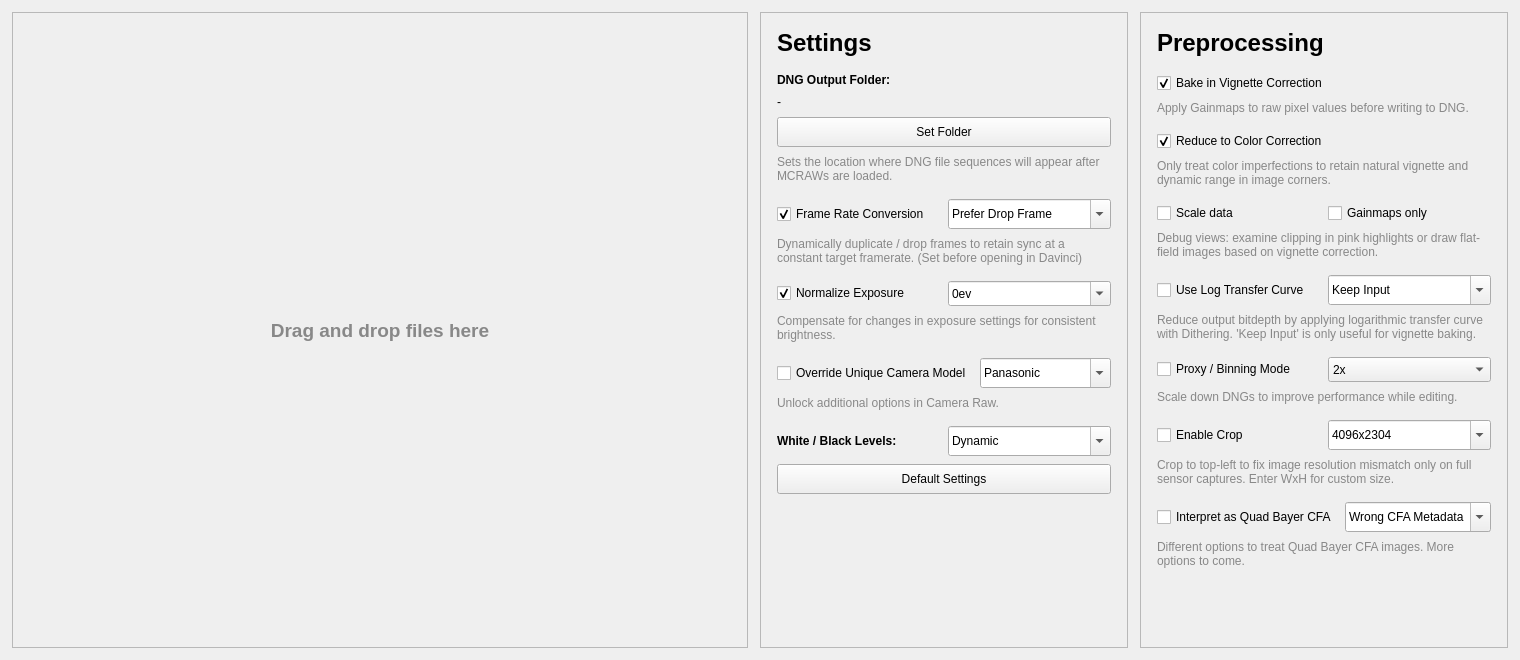
LeonardSander/motioncam-fs, file ui/mainwindow.ui: the form before one commit.
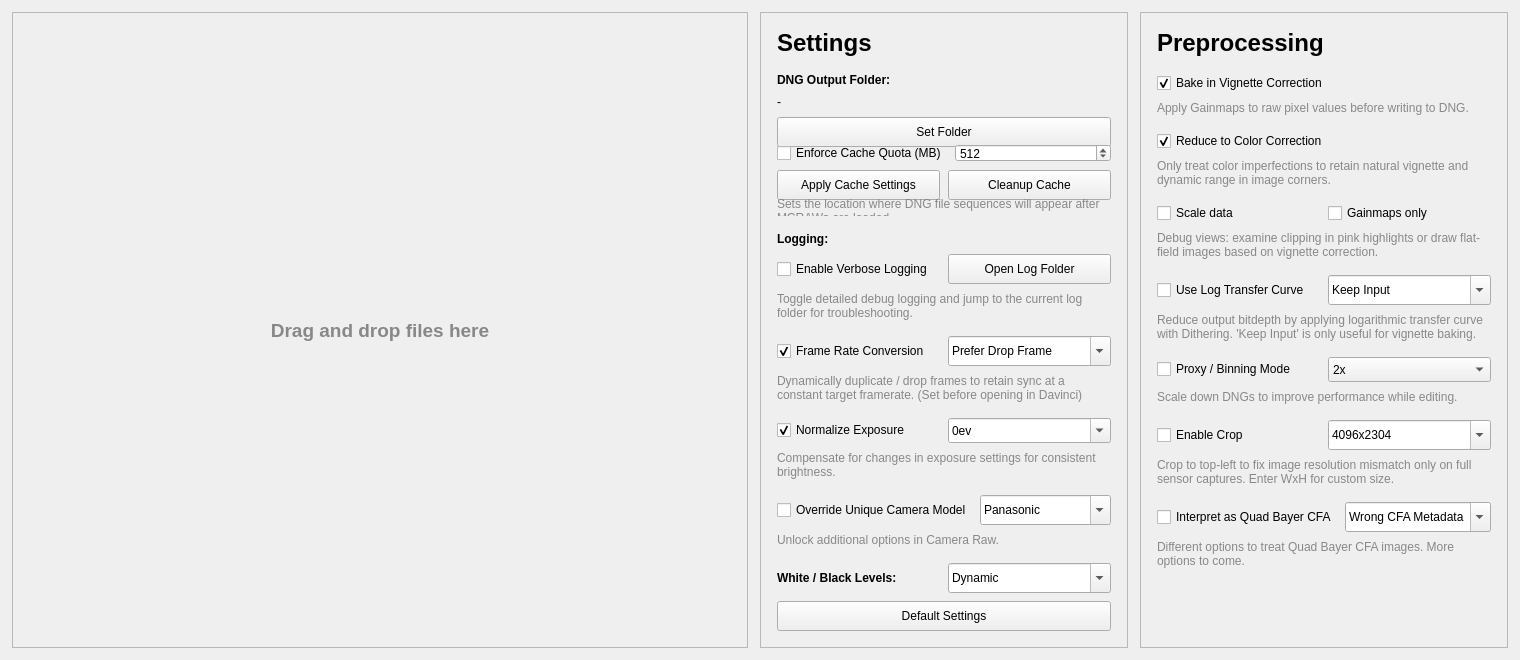
The form after the commit.

Commit message: Add cache quota controls and logging toggles

What changed in the file:
```diff
--- a/ui/mainwindow.ui
+++ b/ui/mainwindow.ui
@@ -191,12 +191,114 @@
            <property name="text">
             <string>Set Folder</string>
            </property>
+         </widget>
+        </item>
+        <item>
+         <layout class="QHBoxLayout" name="cachePolicyLayout">
+          <item>
+           <widget class="QCheckBox" name="cacheQuotaCheckBox">
+            <property name="text">
+             <string>Enforce Cache Quota (MB)</string>
+            </property>
+           </widget>
+          </item>
+          <item>
+           <widget class="QSpinBox" name="cacheQuotaSpin">
+            <property name="minimum">
+             <number>0</number>
+            </property>
+            <property name="maximum">
+             <number>16384</number>
+            </property>
+            <property name="value">
+             <number>512</number>
+            </property>
+           </widget>
+          </item>
+         </layout>
+        </item>
+        <item>
+         <layout class="QHBoxLayout" name="cacheButtonsLayout">
+          <item>
+           <widget class="QPushButton" name="applyCacheBtn">
+            <property name="minimumSize">
+             <size>
+              <width>0</width>
+              <height>30</height>
+             </size>
+            </property>
+            <property name="text">
+             <string>Apply Cache Settings</string>
+            </property>
+           </widget>
+          </item>
+          <item>
+           <widget class="QPushButton" name="cleanupCacheBtn">
+            <property name="minimumSize">
+             <size>
+              <width>0</width>
+              <height>30</height>
+             </size>
+            </property>
+            <property name="text">
+             <string>Cleanup Cache</string>
+            </property>
+           </widget>
+          </item>
+         </layout>
+        </item>
+        <item>
+        <widget class="QLabel" name="cacheFolderDescription">
+          <property name="text">
+           <string>&lt;html&gt;&lt;head/&gt;&lt;body&gt;&lt;p&gt;&lt;span style=&quot; font-size:9pt; color:#888888;&quot;&gt;Sets the location where DNG file sequences will appear after MCRAWs are loaded.&lt;/span&gt;&lt;/p&gt;&lt;/body&gt;&lt;/html&gt;</string>
+          </property>
+          <property name="wordWrap">
+           <bool>true</bool>
+          </property>
+         </widget>
+        </item>
+       </layout>
+      </item>
+       <item>
+        <layout class="QVBoxLayout" name="loggingSection">
+         <property name="spacing">
+          <number>8</number>
+         </property>
+         <item>
+          <widget class="QLabel" name="loggingSectionTitle">
+           <property name="text">
+            <string>&lt;html&gt;&lt;head/&gt;&lt;body&gt;&lt;p&gt;&lt;span style=&quot; font-weight:600;&quot;&gt;Logging:&lt;/span&gt;&lt;/p&gt;&lt;/body&gt;&lt;/html&gt;</string>
+           </property>
           </widget>
          </item>
          <item>
-          <widget class="QLabel" name="cacheFolderDescription">
+          <layout class="QHBoxLayout" name="loggingControlsLayout">
+           <item>
+            <widget class="QCheckBox" name="verboseLoggingCheckBox">
+             <property name="text">
+              <string>Enable Verbose Logging</string>
+             </property>
+            </widget>
+           </item>
+           <item>
+            <widget class="QPushButton" name="openLogsBtn">
+             <property name="minimumSize">
+              <size>
+               <width>0</width>
+               <height>30</height>
+              </size>
+             </property>
+             <property name="text">
+              <string>Open Log Folder</string>
+             </property>
+            </widget>
+           </item>
+          </layout>
+         </item>
+         <item>
+          <widget class="QLabel" name="loggingDescription">
            <property name="text">
-            <string>&lt;html&gt;&lt;head/&gt;&lt;body&gt;&lt;p&gt;&lt;span style=&quot; font-size:9pt; color:#888888;&quot;&gt;Sets the location where DNG file sequences will appear after MCRAWs are loaded.&lt;/span&gt;&lt;/p&gt;&lt;/body&gt;&lt;/html&gt;</string>
+            <string>&lt;html&gt;&lt;head/&gt;&lt;body&gt;&lt;p&gt;&lt;span style=&quot; font-size:9pt; color:#888888;&quot;&gt;Toggle detailed debug logging and jump to the current log folder for troubleshooting.&lt;/span&gt;&lt;/p&gt;&lt;/body&gt;&lt;/html&gt;</string>
            </property>
            <property name="wordWrap">
             <bool>true</bool>
```
Left out of the diff: 2 changed lines with no effect on the pictures. The commit also changes 8 other files.
